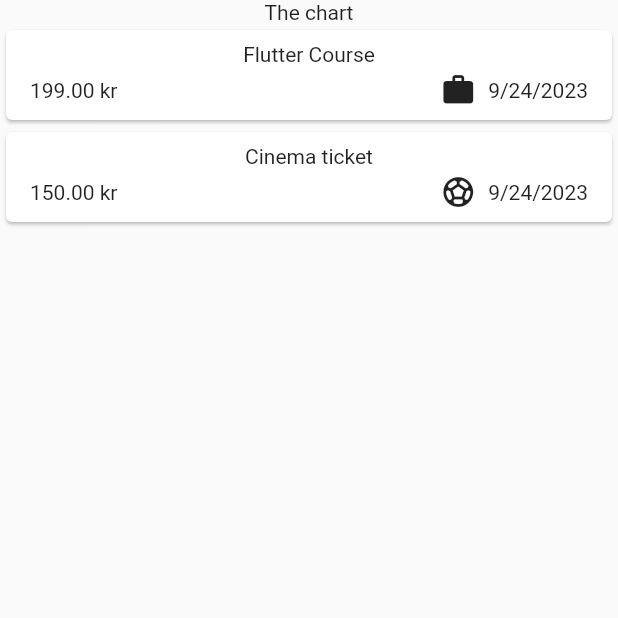
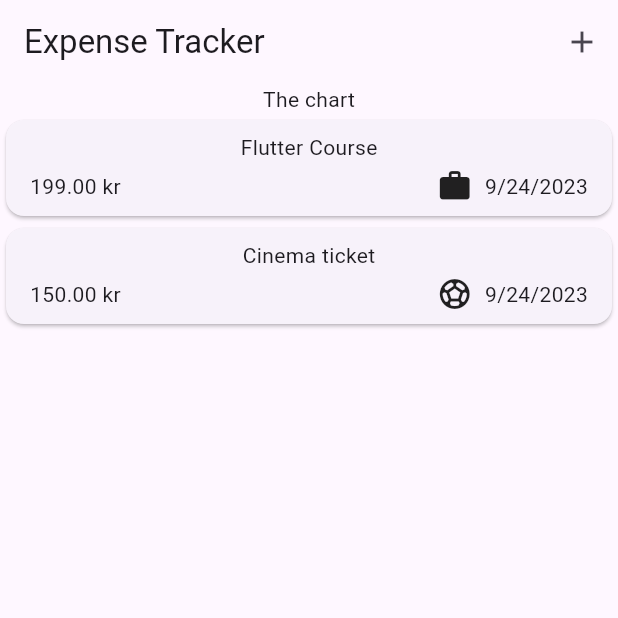
Before and after one commit to pahmel0/expense_tracker, a Flutter app: the screen it shows after launch, on a phone screen of 412 x 824 dp, the top half of it. Run offline on Flutter 3.47's test engine with Material 2 defaults, Android fonts, the phone set to English and light mode, and no system bars.

Commit message:
Added AppBar with Title$Actions

```diff
--- a/lib/main.dart
+++ b/lib/main.dart
@@ -3,8 +3,9 @@ import 'package:expense_tracker/widgets/expenses.dart';
 
 void main() {
   runApp(
-    const MaterialApp(
-      home: Expenses(),
+    MaterialApp(
+      theme: ThemeData(useMaterial3: true),
+      home: const Expenses(),
     ),
   );
 }
--- a/lib/widgets/expenses.dart
+++ b/lib/widgets/expenses.dart
@@ -26,10 +26,21 @@ class _ExpensesState extends State<Expenses> {
   @override
   Widget build(BuildContext context) {
     return Scaffold(
+      appBar: AppBar(
+        title: const Text('Expense Tracker'),
+        actions: [
+          IconButton(
+            onPressed: () {},
+            icon: const Icon(Icons.add),
+          ),
+        ],
+      ),
       body: Column(
         children: [
           const Text('The chart'),
-          Expanded(child: ExpensesList(expenses: _registeredExpenses)),
+          Expanded(
+            child: ExpensesList(expenses: _registeredExpenses),
+          ),
         ],
       ),
     );
```
